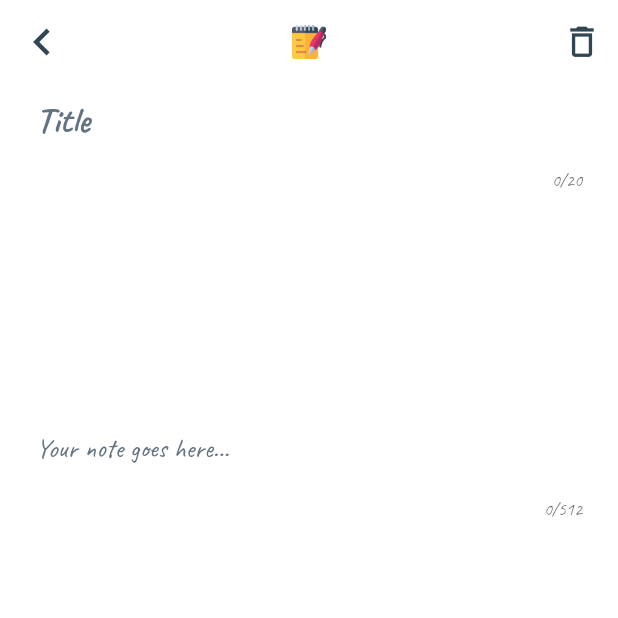
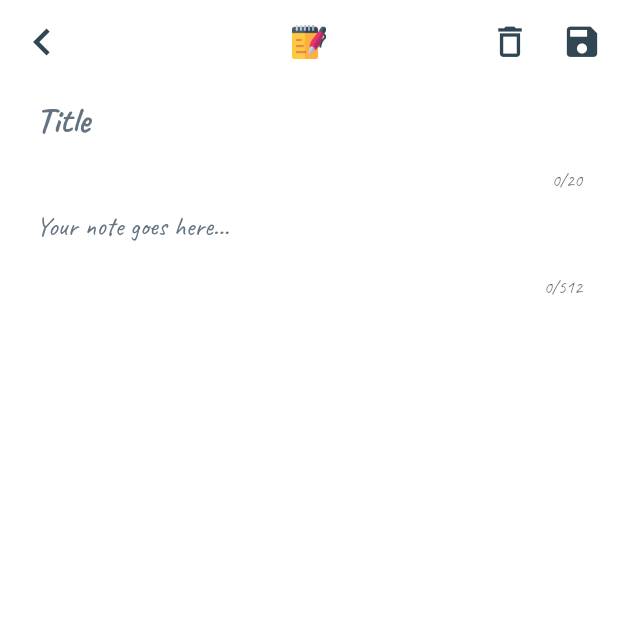
Before and after one commit to kabirnayeem99/flutter_note_app, a Flutter app: the screen it shows after launch, after a tap on the "create" icon, on a phone screen of 412 x 824 dp, the top half of it. Run offline on Flutter 3.47's test engine with Material 2 defaults, Android fonts, the phone set to English and light mode, and no system bars; our stand-ins replace sqflite; accounts and stored records are empty.

Commit message:
🪓 cutting out many unnecessary part

```diff
--- a/lib/backend/database_helper.dart
+++ b/lib/backend/database_helper.dart
@@ -64,6 +64,7 @@ class DatabaseHelper {
        */
     Database db = await this.database;
     Future<List<Map<String, dynamic>>> result = db.query(noteTable);
+    print(result);
     return result;
   }
 
@@ -102,6 +103,7 @@ class DatabaseHelper {
     Database db = await this.database;
     List<Map<String, dynamic>> allObjectsList = await db.query(noteTable);
     int result = Sqflite.firstIntValue(allObjectsList);
+    print(result);
     return result;
   }
 }
--- a/lib/backend/note_model.dart
+++ b/lib/backend/note_model.dart
@@ -4,20 +4,48 @@ import 'package:sqflite/sqflite.dart';
 import 'package:path/path.dart';
 
 class Note {
-  String title;
-  String noteBody;
-  int id;
+  String _title;
+  String _noteBody;
+  int _id;
 
-  Note({
-    @required this.title,
-    @required this.noteBody,
-  });
+  Note(
+    this._title,
+    this._noteBody,
+  );
 
-  Note.withId({
-    @required this.title,
-    @required this.noteBody,
-    @required this.id,
-  });
+  Note.withId(
+   this._title,
+    this._noteBody,
+    this._id,
+  );
+
+  /*
+  Getters and setters are used to protect your data, particularly when creating
+  classes. For each instance variable, a getter method returns its value while
+  a setter method sets or updates its value. Given this, getters and setters are
+   also known as accessors and mutator, respectively.
+   */
+
+  int get id => _id;
+  String get title => _title;
+  String get noteBody => _noteBody;
+
+  set title(String newTitle) {
+    /*
+    By using the this method, I can be sure the value of number of character
+    below 20. This is much better than updating the number
+    variable directly
+     */
+    if(newTitle.length >=  20) {
+      this._title = newTitle;
+    }
+  }
+
+  set noteBody(String updatedBody) {
+    if(updatedBody.length != 0 && updatedBody.length >= 255){
+      this._noteBody = updatedBody;
+    }
+  }
 
   Map toMap() {
     /*
@@ -26,10 +54,10 @@ class Note {
      */
     var map = Map<String, dynamic>();
     if (id != null) {
-      map["id"] = this.id;
+      map["id"] = this._id;
     }
-    map["title"] = this.title;
-    map["noteBody"] = this.noteBody;
+    map["title"] = this._title;
+    map["note_body"] = this._noteBody;
     return map;
   }
 
@@ -38,8 +66,8 @@ class Note {
     To show it in the ui, I need to take the db map and turn it
     into widgets.
      */
-    this.title = mapData["title"];
-    this.noteBody = mapData["noteBody"];
-    this.id = mapData["id"];
+    this._title = mapData["title"];
+    this._noteBody = mapData["noteBody"];
+    this._id = mapData["id"];
   }
 }
--- a/lib/ui/screens/notes_list_screen.dart
+++ b/lib/ui/screens/notes_list_screen.dart
@@ -7,13 +7,14 @@ import 'package:flutter_note_app/ui/widgets/logo_image_title.dart';
 import 'package:flutter_note_app/ui/widgets/notes_list_tile.dart';
 import 'package:sqflite/sqflite.dart';
 
-
 class NotesListScreen extends StatefulWidget {
   @override
   _NotesListScreenState createState() => _NotesListScreenState();
 }
 
 class _NotesListScreenState extends State<NotesListScreen> {
+  DatabaseHelper databaseHelper = DatabaseHelper();
+
   @override
   Widget build(BuildContext context) {
 
@@ -35,7 +36,9 @@ class _NotesListScreenState extends State<NotesListScreen> {
               Icons.search,
               color: typedTextColor,
             ),
-            onPressed: () => {},
+            onPressed: () {
+              databaseHelper.getCount();
+            },
           ),
           IconButton(
             icon: Icon(
@@ -66,19 +69,25 @@ class _NotesListScreenState extends State<NotesListScreen> {
       body: SafeArea(
         child: Container(
           color: Colors.white,
-          child: ListView(
-            padding: const EdgeInsets.all(8),
-            children: <Widget>[
-              NoteListTile(),
-              NoteListTile(),
-              NoteListTile(),
-              NoteListTile(),
-              NoteListTile(),
-              NoteListTile(),
-              NoteListTile(),
-              NoteListTile(),
-            ],
-          ),
+          child: ListView.builder(
+            itemCount: 3,
+            itemBuilder: (BuildContext context, int index) {
+              return NoteListTile();
+            },
+          )
+//    ListView(
+//            padding: const EdgeInsets.all(8),
+//            children: <Widget>[
+//              NoteListTile(),
+//              NoteListTile(),
+//              NoteListTile(),
+//              NoteListTile(),
+//              NoteListTile(),
+//              NoteListTile(),
+//              NoteListTile(),
+//              NoteListTile(),
+//            ],
+//          ),
         ),
       ),
     );
--- a/lib/ui/screens/write_note_screen.dart
+++ b/lib/ui/screens/write_note_screen.dart
@@ -1,5 +1,6 @@
 import 'package:flutter/cupertino.dart';
 import 'package:flutter/material.dart';
+import 'package:flutter_note_app/backend/database_helper.dart';
 import 'package:flutter_note_app/backend/note_model.dart';
 import 'package:flutter_note_app/constants.dart';
 import 'package:flutter_note_app/ui/screens/notes_list_screen.dart';
@@ -14,25 +15,32 @@ class WriteNoteScreen extends StatefulWidget {
 class _WriteNoteScreenState extends State<WriteNoteScreen> {
   TextEditingController noteTitleEditingController = TextEditingController();
   TextEditingController noteBodyEditingController = TextEditingController();
+  DatabaseHelper databaseHelper = DatabaseHelper();
 
   void saveNote() {
-    var noteText = noteBodyEditingController.text;
-    var noteTitle = noteTitleEditingController.text;
+//    var noteText = noteBodyEditingController.text;
+//    var noteTitle = noteTitleEditingController.text;
+//
+//
+//    databaseHelper.addNoteToDb(note);
+//
+//
+//    noteBodyEditingController.text = "";
+//    noteTitleEditingController.text =  "";
 
-    Note note = Note(
-
-      title: noteTitle,
-      noteBody: noteText,
-    );
-
-    noteBodyEditingController.text = "";
-    noteTitleEditingController.text =  "";
 
   }
 
+
   @override
   Widget build(BuildContext context) {
-    return Scaffold(
+    databaseHelper.initialiseDatabase();
+    return WillPopScope(
+      onWillPop: () {
+        // ignore: missing_return, missing_return
+        Navigator.pop(context);
+      },
+      child: Scaffold(
         appBar: AppBar(
           elevation: 0,
           leading: IconButton(
@@ -42,8 +50,8 @@ class _WriteNoteScreenState extends State<WriteNoteScreen> {
             ),
             iconSize: titleFontSize,
             onPressed: () {
+              saveNote();
               Navigator.pop(context);
-            saveNote();
             },
           ),
           backgroundColor: Colors.white,
@@ -67,10 +75,23 @@ class _WriteNoteScreenState extends State<WriteNoteScreen> {
                   ),
                 ),
               },
+            ),
+            IconButton(
+              icon: Icon(
+                Icons.save,
+                size: 27,
+                color: navigationIconColor,
+              ),
+              onPressed: () => {
+
+              },
             )
           ],
         ),
-      body: Column(
+        body: Container(
+          color: Colors.white,
+          child: ListView(
+
             children: <Widget>[
               WriteNoteField(
                 controller: noteTitleEditingController,
@@ -89,6 +110,8 @@ class _WriteNoteScreenState extends State<WriteNoteScreen> {
               ),
             ],
           ),
+        ),
+      ),
     );
   }
 }
--- a/lib/ui/widgets/write_note_field.dart
+++ b/lib/ui/widgets/write_note_field.dart
@@ -21,11 +21,12 @@ class WriteNoteField extends StatelessWidget {
 
   @override
   Widget build(BuildContext context) {
-    return Expanded(
-      flex: flex,
-      child: Container(
+    return Container(
       color: Colors.white,
       child: TextField(
+        onChanged: (value) {
+          print(value);
+        },
         controller: controller,
         maxLength: maxChar,
         style: TextStyle(
@@ -49,7 +50,6 @@ class WriteNoteField extends StatelessWidget {
         ),
         maxLines: null,
       ),
-      ),
     );
   }
 }
--- a/pubspec.yaml
+++ b/pubspec.yaml
@@ -16,6 +16,7 @@ dependencies:
   sqflite: ^1.3.0
   # Provides common operations for manipulating paths: joining, splitting, normalizing, etc.
   path: any
+  path_provider: any
   # Provides internationalization and localization facilities
   intl: ^0.16.1
 
```
Also changed, not shown: lib/ui/widgets/notes_list_tile.dart (+36 -2 lines), pubspec.lock. Lines whose indentation alone changed are shown as unchanged.
